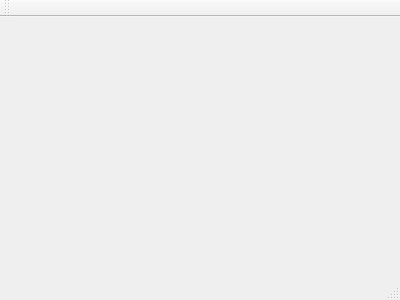
Before: the Qt Designer form grade_calculator/mainwindow.ui in sophiacyluo/PIC10C_Assignment2, drawn with Qt 5.
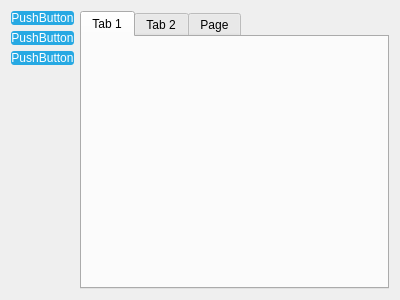
After: the same form once the commit is applied.

Commit message: Followed Qt.pdf and created a UI with three push buttons and three tabs

```diff
--- a/grade_calculator/mainwindow.ui
+++ b/grade_calculator/mainwindow.ui
@@ -12,13 +12,109 @@
   <property name="windowTitle" >
    <string>MainWindow</string>
   </property>
-  <widget class="QMenuBar" name="menuBar" />
-  <widget class="QToolBar" name="mainToolBar" />
-  <widget class="QWidget" name="centralWidget" />
-  <widget class="QStatusBar" name="statusBar" />
+  <property name="styleSheet">
+   <string notr="true">QPushButton
+{
+	color: white;
+	background-color: #27a9e3;
+	border-width: 0px;
+	border-radius: 3px;
+}
+
+QPushButton:hover
+{
+	color: white;
+	background-color: #66c011;
+	border-width: 0px;
+	border-radius: 3px;
+}
+
+QPushButton:pressed
+{
+	color: white;
+	background-color: yellow;
+	border-width: 0px;
+	border-radius: 3px;
+}
+
+QPushButton[pagematches=true]
+{
+	color: white;
+	background-color: red;
+	border-width: 0px;
+	border-radius: 3px;
+}</string>
+  </property>
+  <widget class="QWidget" name="centralWidget">
+   <layout class="QHBoxLayout" name="horizontalLayout">
+    <item>
+     <layout class="QVBoxLayout" name="verticalLayout">
+      <item>
+       <widget class="QPushButton" name="pushButton">
+        <property name="text">
+         <string>PushButton</string>
+        </property>
+       </widget>
+      </item>
+      <item>
+       <widget class="QPushButton" name="pushButton_3">
+        <property name="text">
+         <string>PushButton</string>
+        </property>
+       </widget>
+      </item>
+      <item>
+       <widget class="QPushButton" name="pushButton_2">
+        <property name="text">
+         <string>PushButton</string>
+        </property>
+       </widget>
+      </item>
+      <item>
+       <spacer name="verticalSpacer">
+        <property name="orientation">
+         <enum>Qt::Vertical</enum>
+        </property>
+        <property name="sizeHint" stdset="0">
+         <size>
+          <width>20</width>
+          <height>40</height>
+         </size>
+        </property>
+       </spacer>
+      </item>
+     </layout>
+    </item>
+    <item>
+     <layout class="QVBoxLayout" name="verticalLayout_2">
+      <item>
+       <widget class="QTabWidget" name="tabWidget">
+        <property name="currentIndex">
+         <number>0</number>
+        </property>
+        <widget class="QWidget" name="tab">
+         <attribute name="title">
+          <string>Tab 1</string>
+         </attribute>
+        </widget>
+        <widget class="QWidget" name="tab_2">
+         <attribute name="title">
+          <string>Tab 2</string>
+         </attribute>
+        </widget>
+        <widget class="QWidget" name="tab_3">
+         <attribute name="title">
+          <string>Page</string>
+         </attribute>
+        </widget>
+       </widget>
+      </item>
+     </layout>
+    </item>
+   </layout>
+  </widget>
  </widget>
- <layoutDefault spacing="6" margin="11" />
- <pixmapfunction></pixmapfunction>
+ <layoutdefault spacing="6" margin="11"/>
  <resources/>
  <connections/>
 </ui>
```
Left out of the diff: 7 changed lines with no effect on the pictures. The commit also changes 3 other files.
